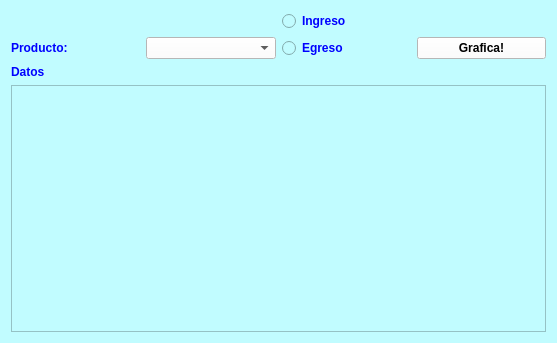
This is bitacoraform.ui in ups-uio-cc-poo-p63/ApiAlesTabern-licoreria as Qt 5 draws it before an edit. The edited form follows.
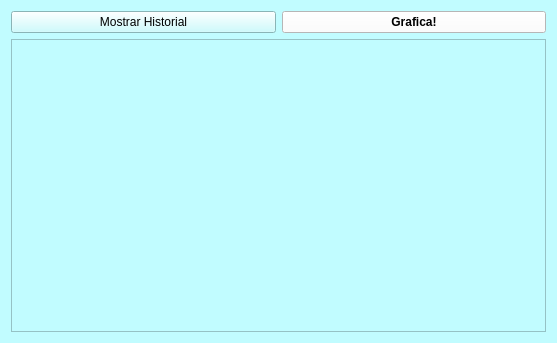
This is the edited form.

The edit to the form file:
```diff
--- a/bitacoraform.ui
+++ b/bitacoraform.ui
@@ -17,39 +17,10 @@
    <string notr="true">background-color: rgb(193, 252, 255);</string>
   </property>
   <layout class="QGridLayout" name="gridLayout">
-   <item row="1" column="1">
-    <widget class="QComboBox" name="cmbProductos">
-     <property name="font">
-      <font>
-       <bold>true</bold>
-      </font>
-     </property>
-     <property name="styleSheet">
-      <string notr="true">color: rgb(0, 0, 0);
-background-color: rgb(255, 255, 255);</string>
-     </property>
-    </widget>
-   </item>
-   <item row="3" column="0" colspan="4">
+   <item row="1" column="0" colspan="2">
     <widget class="QTableWidget" name="tblBitacora"/>
    </item>
-   <item row="1" column="2">
-    <widget class="QRadioButton" name="rbtnEgreso">
-     <property name="font">
-      <font>
-       <bold>true</bold>
-      </font>
-     </property>
-     <property name="styleSheet">
-      <string notr="true">
-color: rgb(0, 0, 255);</string>
-     </property>
-     <property name="text">
-      <string>Egreso</string>
-     </property>
-    </widget>
-   </item>
-   <item row="1" column="3">
+   <item row="0" column="1">
     <widget class="QPushButton" name="btnGrafica">
      <property name="font">
       <font>
@@ -65,58 +36,10 @@
      </property>
     </widget>
    </item>
-   <item row="0" column="2">
-    <widget class="QRadioButton" name="rbtnIngreso">
-     <property name="font">
-      <font>
-       <italic>false</italic>
-       <bold>true</bold>
-      </font>
-     </property>
-     <property name="styleSheet">
-      <string notr="true">
-color: rgb(0, 0, 255);</string>
-     </property>
+   <item row="0" column="0">
+    <widget class="QPushButton" name="btnHistorial">
      <property name="text">
-      <string>Ingreso</string>
-     </property>
-    </widget>
-   </item>
-   <item row="1" column="0">
-    <widget class="QLabel" name="label">
-     <property name="sizeIncrement">
-      <size>
-       <width>0</width>
-       <height>9</height>
-      </size>
-     </property>
-     <property name="font">
-      <font>
-       <bold>true</bold>
-      </font>
-     </property>
-     <property name="styleSheet">
-      <string notr="true">
-color: rgb(0, 0, 255);</string>
-     </property>
-     <property name="text">
-      <string>Producto:</string>
-     </property>
-    </widget>
-   </item>
-   <item row="2" column="0">
-    <widget class="QLabel" name="lblInfo">
-     <property name="font">
-      <font>
-       <bold>true</bold>
-      </font>
-     </property>
-     <property name="styleSheet">
-      <string notr="true">
-color: rgb(0, 0, 255);</string>
-     </property>
-     <property name="text">
-      <string>Datos</string>
+      <string>Mostrar Historial</string>
      </property>
     </widget>
    </item>
```
